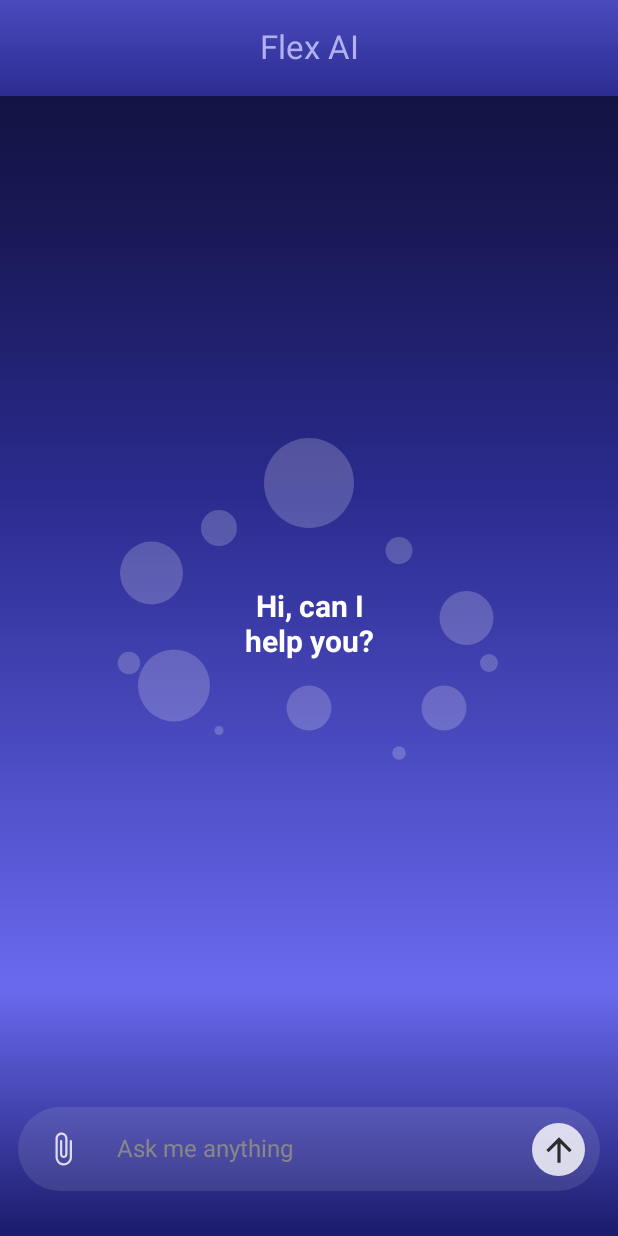
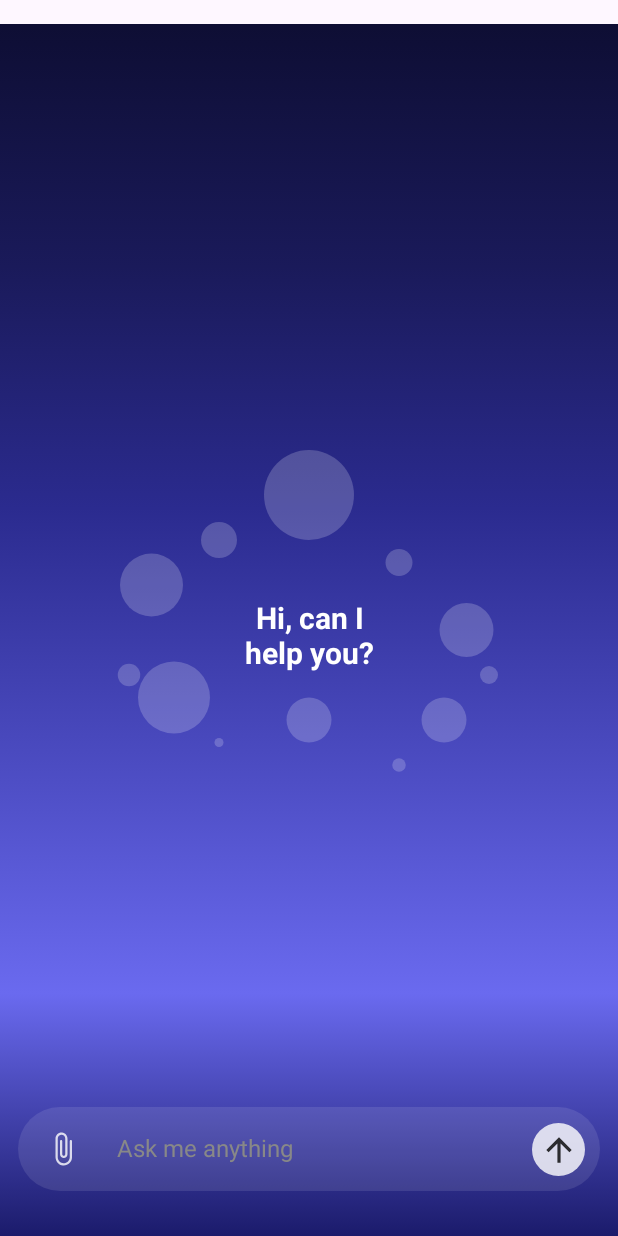
Before and after one commit to RKSRTX76/Flex-AI, an Android app built with Jetpack Compose: the screen it shows after launch (MainActivity), on a phone screen of 412 x 824 dp. Run offline under Robolectric (Android 15) with nearby library versions, the phone set to English and light mode, and no system bars; our stand-ins replace Dagger/Hilt's generated code, accompanist.

Commit message:
fixed Ui

```diff
--- a/app/src/main/java/com/rksrtx76/flex_ai/presentation/ChatScreen.kt
+++ b/app/src/main/java/com/rksrtx76/flex_ai/presentation/ChatScreen.kt
@@ -59,7 +59,7 @@ import kotlinx.coroutines.flow.update
 
 @Composable
 fun ChatScreen(
-    paddingValues: PaddingValues
+
 ){
     val chatViewModel = hiltViewModel<ChatViewModel>()
     val chatState = chatViewModel.chatState.collectAsState().value
@@ -80,6 +80,7 @@ fun ChatScreen(
         modifier = Modifier
             .fillMaxSize()
             .background(MaterialTheme.colorScheme.background)
+            .padding(top = 16.dp)
             .navigationBarsPadding()
     ){
         // Gradient background with blur effect
@@ -334,6 +335,6 @@ fun ModelChat(response: String) {
 @Composable
 fun PreviewChatScreen() {
     MaterialTheme {
-        ChatScreen(paddingValues = PaddingValues(0.dp))
+        ChatScreen()
     }
 }
--- a/app/src/main/java/com/rksrtx76/flex_ai/presentation/HomeScreen.kt
+++ b/app/src/main/java/com/rksrtx76/flex_ai/presentation/HomeScreen.kt
@@ -14,12 +14,12 @@ import com.rksrtx76.flex_ai.R
 fun HomeScreen(){
     val scrollState = TopAppBarDefaults.exitUntilCollapsedScrollBehavior()
 
-    Scaffold(
-        topBar = {
-            AppBar(title = stringResource(R.string.app_name), scrollState)
-        },
-        modifier = Modifier.nestedScroll(scrollState.nestedScrollConnection)
-    ){
-        ChatScreen(paddingValues = it)
-    }
+//    Scaffold(
+//        topBar = {
+//            AppBar(title = stringResource(R.string.app_name), scrollState)
+//        },
+//        modifier = Modifier.nestedScroll(scrollState.nestedScrollConnection)
+//    ){
+        ChatScreen()
+//    }
 }
```
